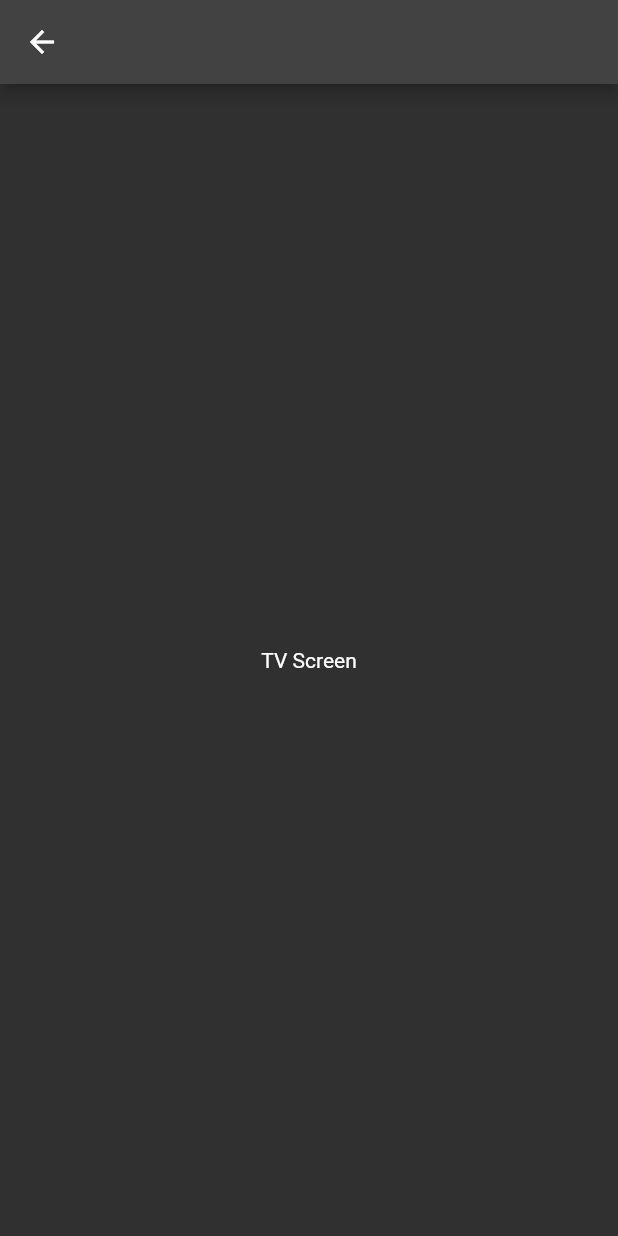
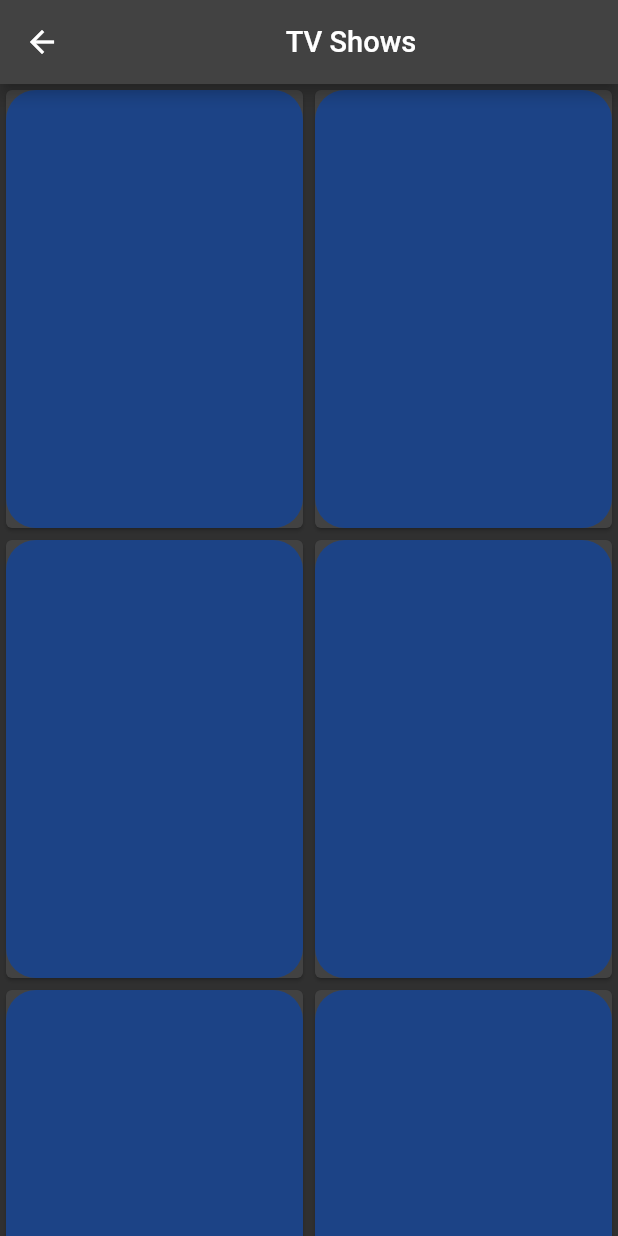
Before and after one commit to dheerajraina/netflix_ui_clone, a Flutter app: the screen it shows after launch, after a tap on "TV Shows", on a phone screen of 412 x 824 dp. Run offline on Flutter 3.47's test engine with Material 2 defaults, Android fonts, the phone set to English and light mode, and no system bars; network calls fail.

Commit message:
More ui addition
Added a bottom nav bar and some other ui enhancements

```diff
--- a/lib/main.dart
+++ b/lib/main.dart
@@ -24,7 +24,7 @@
 debugShowCheckedModeBanner: false,
     // darkTheme: ThemeData(),
      theme:ThemeData(
-       primaryColorDark: Colors.black12,
+       primaryColorDark: Colors.black,
        brightness:Brightness.dark,
      ),
       home: HomePage(),
--- a/lib/screens/home_page.dart
+++ b/lib/screens/home_page.dart
@@ -5,6 +5,7 @@ import 'dart:math' as math;
 import 'package:netfllix_clone/screens/tv_shows.dart';
 import 'package:flutter/rendering.dart';
 
+import 'package:netfllix_clone/widgets/bottom_nav_bar.dart';
 
 
 class HomePage extends StatefulWidget{
@@ -15,6 +16,12 @@ class HomePage extends StatefulWidget{
 }
 
 class _HomePageState extends State<HomePage> {
+  List<String> movieImageSources=[
+  'https://www.pinkvilla.com/files/styles/home-page/public/spider_man_no_way_home_0.jpg?itok=075h0whU',
+  'https://i.ytimg.com/vi/qgaXzUnJ0nY/maxresdefault.jpg',
+
+  ];
+
 
   bool _showAppBar=false;
   bool _isScrollingDown=false;
@@ -386,6 +393,12 @@ class _HomePageState extends State<HomePage> {
                      shrinkWrap: true,
                      itemCount: 10,
                      itemBuilder: (context,index){
+                      //  if (index%2==0){
+                      //    var image=movieImageSources[1];
+                      //  }
+                      //  else{
+                      //    var image=movieImageSources[0]
+                      //  }
                        return Container(
                          height: 90,
                          width: MediaQuery.of(context).size.width*0.33,
@@ -395,6 +408,8 @@ class _HomePageState extends State<HomePage> {
                           // radius: 80,
                            maxRadius: 90,
                            backgroundColor: Color((math.Random().nextDouble() * 0xFFFFFF).toInt()).withOpacity(1.0),
+                           backgroundImage: index%2==0? NetworkImage(movieImageSources[0])
+                                            :NetworkImage(movieImageSources[1]),
                          ),
                        );
                      },),
@@ -439,17 +454,20 @@ class _HomePageState extends State<HomePage> {
                             //  color: Colors.red,
                                color:Color((math.Random().nextDouble() * 0xFFFFFF).toInt()).withOpacity(1.0),
                            ),
-                          //  child: Column(
-                          //    children: [
-                          //       Image.network(
-                          //        'https://m.media-amazon.com/images/M/MV5BN2ZmYjg1YmItNWQ4OC00YWM0LWE0ZDktYThjOTZiZjhhN2Q2XkEyXkFqcGdeQXVyNjgxNTQ3Mjk@._V1_.jpg',
-                          //         height: MediaQuery.of(context).size.width*0.5136,
-                          //         width:MediaQuery.of(context).size.width*0.7,
-                          //        fit: BoxFit.fill,
-                          //      ),
-                          //    ],
-                          //  ),
+                           child: Column(
+                             children: [
+                                Image.network(
+                                  index%2==0? movieImageSources[0]
+                                            :movieImageSources[1],
+                                //  'https://m.media-amazon.com/images/M/MV5BN2ZmYjg1YmItNWQ4OC00YWM0LWE0ZDktYThjOTZiZjhhN2Q2XkEyXkFqcGdeQXVyNjgxNTQ3Mjk@._V1_.jpg',
+                                  height: MediaQuery.of(context).size.width*0.5136,
+                                  width:MediaQuery.of(context).size.width*0.7,
+                                 fit: BoxFit.fill,
+                               ),
+                             ],
+                           ),
                          ) ,
+
                        );
                      },),
                  ),
@@ -550,10 +568,14 @@ class _HomePageState extends State<HomePage> {
                        );
                      },),
                  ),
+
+
                  ],
                ),
              ),
            ),
+
+           BtmNavBar(),
          ],
        ),
      ),
--- a/lib/screens/movies_page.dart
+++ b/lib/screens/movies_page.dart
@@ -11,7 +11,18 @@ class _MoviesState extends State<Movies> {
   @override
   Widget build(BuildContext context) {
     return Scaffold(
-      appBar: AppBar(),
+      appBar: AppBar(
+       title: Center(
+         widthFactor:4.3,
+         child: Text(
+           "Movies",
+           style: TextStyle(
+             fontSize: MediaQuery.of(context).size.width*0.05,
+           ),
+
+           ),
+       ),
+      ),
       body: Center(
         child: Text("Movies Page"),
       ),
--- a/lib/screens/my_list_page.dart
+++ b/lib/screens/my_list_page.dart
@@ -13,7 +13,18 @@ class _MyListState extends State<MyList> {
   @override
   Widget build(BuildContext context) {
     return Scaffold(
-      appBar: AppBar(),
+      appBar:AppBar(
+        title: Center(
+         widthFactor:4.3,
+         child: Text(
+           "My List",
+           style: TextStyle(
+             fontSize: MediaQuery.of(context).size.width*0.05,
+           ),
+
+           ),
+       ),
+      ),
       body: Center(
         child: Text("My List"),
       ),
--- a/lib/screens/tv_shows.dart
+++ b/lib/screens/tv_shows.dart
@@ -1,5 +1,7 @@
 import 'package:flutter/material.dart';
 import 'package:netfllix_clone/screens/home_page.dart';
+
+import 'dart:math' as math;
 class TVShows extends StatefulWidget {
   // const TVShows({ Key? key }) : super(key: key);
 
@@ -8,13 +10,49 @@ class TVShows extends StatefulWidget {
 }
 
 class _TVShowsState extends State<TVShows> {
+
+
   @override
   Widget build(BuildContext context) {
+    var _crossAxisSpacing = 4.0;
+    var _screenWidth = MediaQuery.of(context).size.width;
+    var _crossAxisCount = 2;
+    var _width = MediaQuery.of(context).size.width*0.1;
+    var cellHeight = 60;
+    var _aspectRatio = _width /cellHeight;
     return Scaffold(
-      appBar: AppBar(),
-      body: Center(
-        child: Text("TV Screen"),
+      appBar: AppBar(
+        title: Center(
+         widthFactor:4,
+         child: Text(
+           "TV Shows",
+           style: TextStyle(
+             fontSize: MediaQuery.of(context).size.width*0.047,
+           ),
+
+           ),
+       ),
       ),
+      body:GridView.builder(
+        itemCount: 100,
+        gridDelegate: SliverGridDelegateWithFixedCrossAxisCount(crossAxisCount: _crossAxisCount,childAspectRatio:_aspectRatio/*,crossAxisSpacing: _crossAxisSpacing*/),
+        itemBuilder: (context,index){
+          return Card(
+                         child:Container(
+                          //  padding: EdgeInsets.only(bottom: MediaQuery.of(context).size.height*1),
+                          //  height:MediaQuery.of(context).size.height*0.03 ,
+                          //  width:MediaQuery.of(context).size.height*0.2,
+                           decoration: BoxDecoration(
+                            //  color: Colors.red,
+
+                            borderRadius: BorderRadius.circular(20),
+                            color:Color((math.Random().nextDouble() * 0xFFFFFF).toInt()).withOpacity(1.0),
+                           ),
+                         ) ,
+                       );
+        },
+        ),
+
     );
   }
 }
--- /dev/null
+++ b/lib/widgets/bottom_nav_bar.dart
@@ -0,0 +1,55 @@
+import 'package:flutter/material.dart';
+
+class BtmNavBar extends StatefulWidget {
+  const BtmNavBar({ Key? key }) : super(key: key);
+
+  @override
+  _BtmNavBarState createState() => _BtmNavBarState();
+}
+
+class _BtmNavBarState extends State<BtmNavBar> {
+  @override
+  Widget build(BuildContext context) {
+    return BottomNavigationBar(
+             backgroundColor: Colors.black,
+             unselectedItemColor:Colors.white54,
+             selectedItemColor: Colors.white,
+             unselectedLabelStyle: TextStyle(
+               color: Colors.white54,
+             ),
+             selectedLabelStyle: TextStyle(
+               color: Colors.white,
+             ),
+
+             items:[
+               BottomNavigationBarItem(
+                 icon: Icon(Icons.home,
+                //  color: Colors.white70,
+                 ),
+                 label:"Home,"
+                 ),
+                 BottomNavigationBarItem(
+
+                 icon: Icon(
+                   Icons.search,
+                  //  color: Colors.white70,
+                   ),
+                 label: "Search",
+
+                 ),
+                 BottomNavigationBarItem(
+                 icon: Icon(Icons.download,
+                //  color: Colors.white70,
+                 ),
+                 label: "Download",
+                 ),
+                 BottomNavigationBarItem(
+                 icon: Icon(Icons.more,
+                //  color: Colors.white70,
+                 ),
+                 label: "More",
+                 ),
+             ],
+             );
+  }
+}
```
